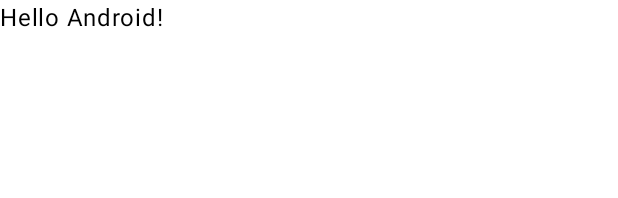
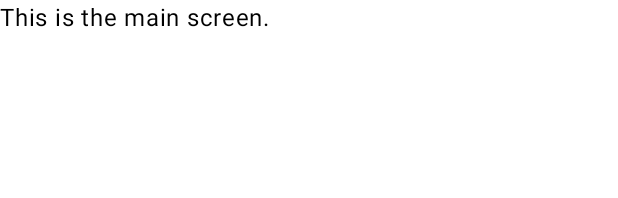
Before and after one commit to DRKV333/Lookforward, an Android app built with Jetpack Compose: the @Preview function DefaultPreview, on a phone screen of 412 x 824 dp. Shown: the top 198 px of the screen. Run offline under Robolectric (Android 15) with nearby library versions, the phone set to English and light mode, and no system bars; our stand-ins replace Dagger/Hilt's generated code.

Commit message:
Added UI classes

```diff
--- a/app/src/main/AndroidManifest.xml
+++ b/app/src/main/AndroidManifest.xml
@@ -13,7 +13,7 @@
         android:theme="@style/Theme.Lookforward"
         tools:targetApi="31">
         <activity
-            android:name=".MainActivity"
+            android:name=".ui.MainActivity"
             android:exported="true"
             android:label="@string/app_name"
             android:theme="@style/Theme.Lookforward">
--- a/app/src/main/java/io/github/drkv333/lookforward/MainActivity.kt
+++ b/app/src/main/java/io/github/drkv333/lookforward/ui/MainActivity.kt
@@ -1,4 +1,4 @@
-package io.github.drkv333.lookforward
+package io.github.drkv333.lookforward.ui
 
 import android.os.Bundle
 import androidx.activity.ComponentActivity
@@ -6,12 +6,13 @@ import androidx.activity.compose.setContent
 import androidx.compose.foundation.layout.fillMaxSize
 import androidx.compose.material3.MaterialTheme
 import androidx.compose.material3.Surface
-import androidx.compose.material3.Text
 import androidx.compose.runtime.Composable
 import androidx.compose.ui.Modifier
 import androidx.compose.ui.tooling.preview.Preview
 import dagger.hilt.android.AndroidEntryPoint
+import io.github.drkv333.lookforward.ui.main.Main
 import io.github.drkv333.lookforward.ui.theme.LookforwardTheme
+
 @AndroidEntryPoint
 class MainActivity : ComponentActivity() {
     override fun onCreate(savedInstanceState: Bundle?) {
@@ -23,22 +24,17 @@ class MainActivity : ComponentActivity() {
                     modifier = Modifier.fillMaxSize(),
                     color = MaterialTheme.colorScheme.background
                 ) {
-                    Greeting("Android")
+                    Main()
                 }
             }
         }
     }
 }
 
-@Composable
-fun Greeting(name: String) {
-    Text(text = "Hello $name!")
-}
-
 @Preview(showBackground = true)
 @Composable
 fun DefaultPreview() {
     LookforwardTheme {
-        Greeting("Android")
+        Main()
     }
 }
--- /dev/null
+++ b/app/src/main/java/io/github/drkv333/lookforward/ui/details/DetailsRepository.kt
@@ -0,0 +1,3 @@
+package io.github.drkv333.lookforward.ui.details
+
+class DetailsRepository
--- /dev/null
+++ b/app/src/main/java/io/github/drkv333/lookforward/ui/details/DetailsViewModel.kt
@@ -0,0 +1,3 @@
+package io.github.drkv333.lookforward.ui.details
+
+class DetailsViewModel
--- /dev/null
+++ b/app/src/main/java/io/github/drkv333/lookforward/ui/login/LoginViewModel.kt
@@ -0,0 +1,3 @@
+package io.github.drkv333.lookforward.ui.login
+
+class LoginViewModel
--- /dev/null
+++ b/app/src/main/java/io/github/drkv333/lookforward/ui/main/Main.kt
@@ -0,0 +1,9 @@
+package io.github.drkv333.lookforward.ui.main
+
+import androidx.compose.runtime.Composable
+import androidx.compose.material3.Text
+
+@Composable
+fun Main() {
+    Text("This is the main screen.")
+}
--- /dev/null
+++ b/app/src/main/java/io/github/drkv333/lookforward/ui/main/MainRepository.kt
@@ -0,0 +1,3 @@
+package io.github.drkv333.lookforward.ui.main
+
+class MainRepository
--- /dev/null
+++ b/app/src/main/java/io/github/drkv333/lookforward/ui/main/MainViewModel.kt
@@ -0,0 +1,3 @@
+package io.github.drkv333.lookforward.ui.main
+
+class MainViewModel
```
Also changed, not shown: app/src/main/java/io/github/drkv333/lookforward/ui/details/Details.kt (added, +9 -0 lines), app/src/main/java/io/github/drkv333/lookforward/ui/login/Login.kt (added, +9 -0 lines).
